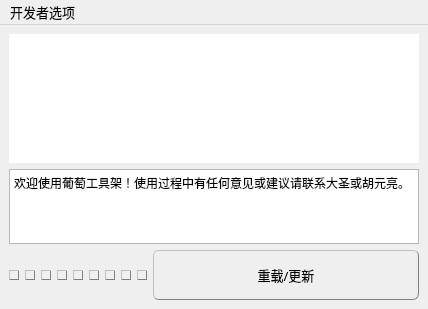
Before: the Qt Designer form commons/ui/PuTaoMain.ui in lonegather/Barbarian, drawn with Qt 5.
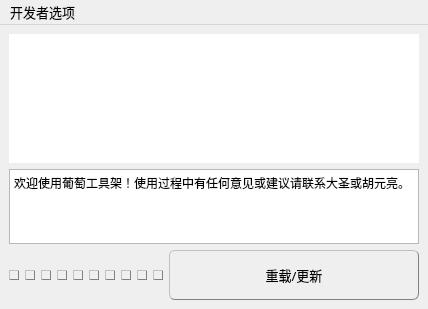
After: the same form once the commit is applied. Icons and pictures are not drawn.

```diff
--- a/commons/ui/PuTaoMain.ui
+++ b/commons/ui/PuTaoMain.ui
@@ -402,6 +402,22 @@
         </property>
        </widget>
       </item>
+      <item>
+       <widget class="QPushButton" name="PutaoMainBtnCompile">
+        <property name="maximumSize">
+         <size>
+          <width>10</width>
+          <height>10</height>
+         </size>
+        </property>
+        <property name="text">
+         <string/>
+        </property>
+        <property name="+visible" stdset="0">
+         <string>False</string>
+        </property>
+       </widget>
+      </item>
       <item>
        <widget class="QPushButton" name="PutaoMainBtnReload">
         <property name="minimumSize">
```
Left out of the diff: 30 changed lines with no effect on the pictures.
